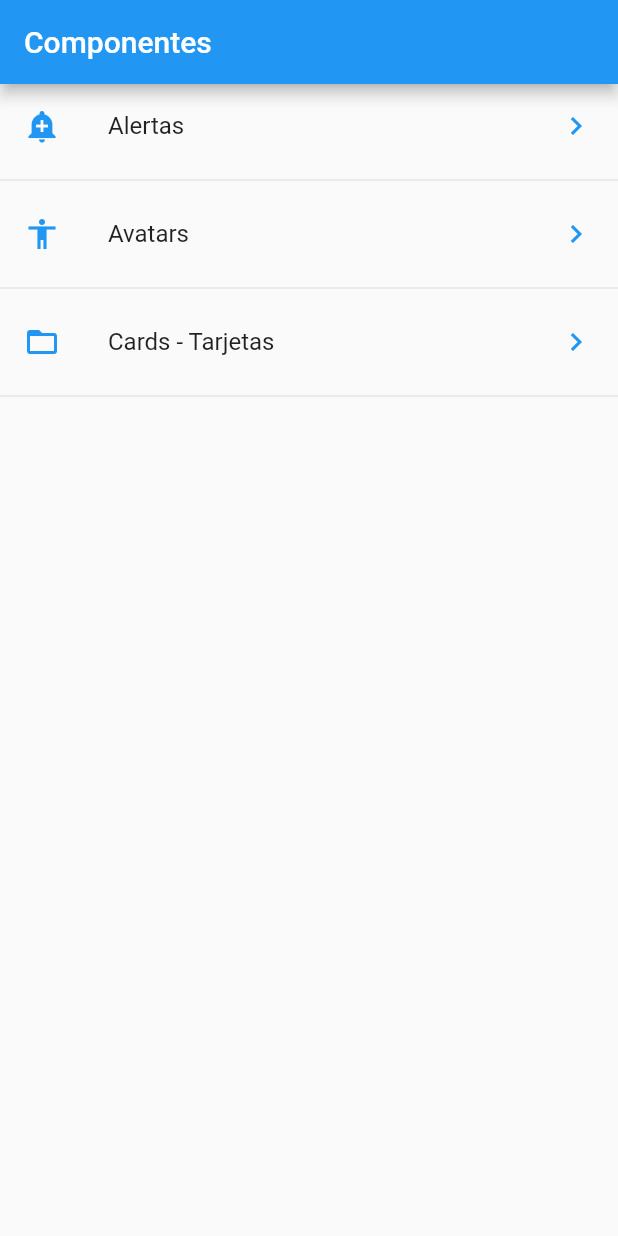
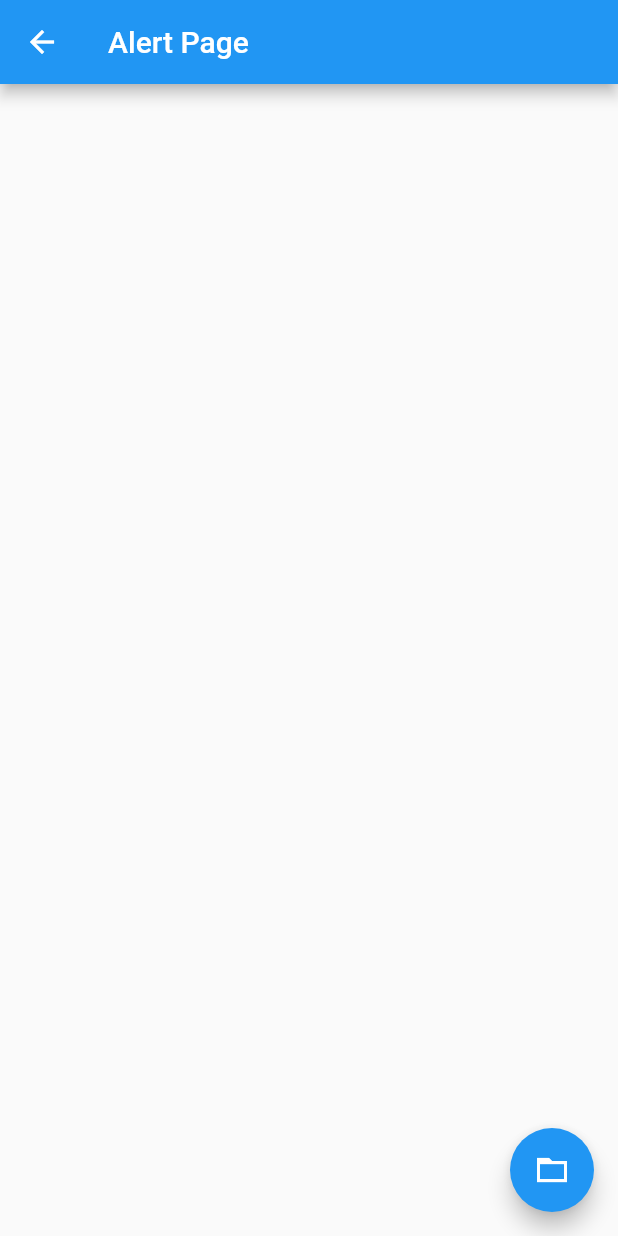
Before and after one commit to rojo5/flutterComponents, a Flutter app: the screen it shows after launch, after a tap on "Cards - Tarjetas", on a phone screen of 412 x 824 dp. Run offline on Flutter 3.47's test engine with Material 2 defaults, Android fonts, the phone set to English and light mode, and no system bars.

```diff
--- a/lib/main.dart
+++ b/lib/main.dart
@@ -1,5 +1,6 @@
 import 'package:flutter/material.dart';
-import 'package:flutter_componentes/src/pages/home_page.dart';
+import 'package:flutter_componentes/src/pages/alert_page.dart';
+import 'package:flutter_componentes/src/routes/routes.dart';
 
 void main() => runApp(MyApp());
 
@@ -9,7 +10,15 @@ class MyApp extends StatelessWidget {
     return MaterialApp(
       title: 'Componentes APP',
       debugShowCheckedModeBanner: false,
-      home: HomePage()
+      // home: HomePage(),
+      initialRoute: '/',
+      routes: getApplicationRoutes(),
+      onGenerateRoute: (RouteSettings settings) {
+        print('Ruta llamada: ${settings.name}');
+
+        return MaterialPageRoute(
+            builder: (BuildContext context) => AlertPage());
+      },
     );
   }
 }
--- /dev/null
+++ b/lib/src/pages/alert_page.dart
@@ -0,0 +1,21 @@
+
+import 'package:flutter/material.dart';
+
+class AlertPage extends StatelessWidget {
+  const AlertPage({Key? key}) : super(key: key);
+
+  @override
+  Widget build(BuildContext context) {
+    return Scaffold(
+      appBar: AppBar(
+        title: Text('Alert Page'),
+      ),
+      floatingActionButton: FloatingActionButton(
+        child: Icon(Icons.folder_open_sharp),
+        onPressed: () {
+          Navigator.pop(context);
+        },
+      ),
+    );
+  }
+}
--- /dev/null
+++ b/lib/src/pages/avatar_page.dart
@@ -0,0 +1,15 @@
+
+import 'package:flutter/material.dart';
+
+class AvatarPage extends StatelessWidget {
+  const AvatarPage({Key? key}) : super(key: key);
+
+  @override
+  Widget build(BuildContext context) {
+    return Scaffold(
+      appBar: AppBar(
+        title: Text('Avatar Page'),
+      ),
+    );
+  }
+}
--- a/lib/src/pages/home_page.dart
+++ b/lib/src/pages/home_page.dart
@@ -1,4 +1,5 @@
 import 'package:flutter/material.dart';
+import 'package:flutter_componentes/src/pages/alert_page.dart';
 import 'package:flutter_componentes/src/providers/menu_provider.dart';
 import 'package:flutter_componentes/src/utils/icono_string_util.dart';
 
@@ -20,17 +21,14 @@ class HomePage extends StatelessWidget {
       future: menuProvider.cargarData(),
       initialData: [],
       builder: (context, AsyncSnapshot<List<dynamic>> snapshot) {
-        print('snapshot:');
-        print(snapshot.data);
-
         return ListView(
-          children: _listaItems(snapshot.data ?? []),
+          children: _listaItems(snapshot.data ?? [], context),
         );
       },
     );
   }
 
-  List<Widget> _listaItems(List<dynamic> data) {
+  List<Widget> _listaItems(List<dynamic> data, BuildContext context) {
     final List<Widget> opciones = [];
 
     data.forEach((opt) {
@@ -39,8 +37,14 @@ class HomePage extends StatelessWidget {
         leading: getIcon(opt['icon']),
         trailing: Icon(Icons.keyboard_arrow_right, color: Colors.blue),
         onTap: () {
-          // ignore: todo
-          // TODO
+
+          // * Forma  arcaica
+          // final route = MaterialPageRoute(
+          //   builder:  (context) =>  AlertPage()
+          // );
+          // Navigator.push(context, route);
+
+          Navigator.pushNamed(context, opt['ruta']);
         },
       );
 
--- /dev/null
+++ b/lib/src/routes/routes.dart
@@ -0,0 +1,12 @@
+import 'package:flutter/material.dart';
+import 'package:flutter_componentes/src/pages/alert_page.dart';
+import 'package:flutter_componentes/src/pages/avatar_page.dart';
+import 'package:flutter_componentes/src/pages/home_page.dart';
+
+Map<String, WidgetBuilder> getApplicationRoutes() {
+  return <String, WidgetBuilder>{
+    '/': (BuildContext context) => HomePage(),
+    'alert': (BuildContext context) => AlertPage(),
+    'avatar': (BuildContext context) => AvatarPage(),
+  };
+}
```
